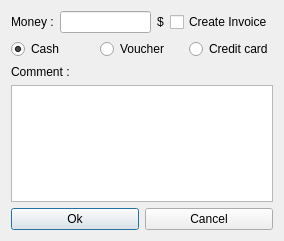
Qt form client/dlgcassaaction.ui (tbikfalvi/Belenus) before a commit.
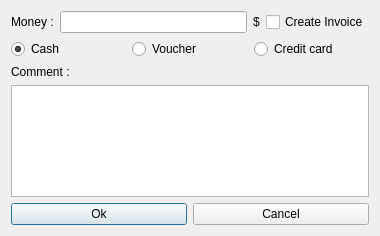
The same form after that commit.

Diff of the .ui file:
```diff
--- a/client/dlgcassaaction.ui
+++ b/client/dlgcassaaction.ui
@@ -6,8 +6,8 @@
    <rect>
     <x>0</x>
     <y>0</y>
-    <width>284</width>
-    <height>241</height>
+    <width>380</width>
+    <height>236</height>
    </rect>
   </property>
   <property name="windowTitle">
```
